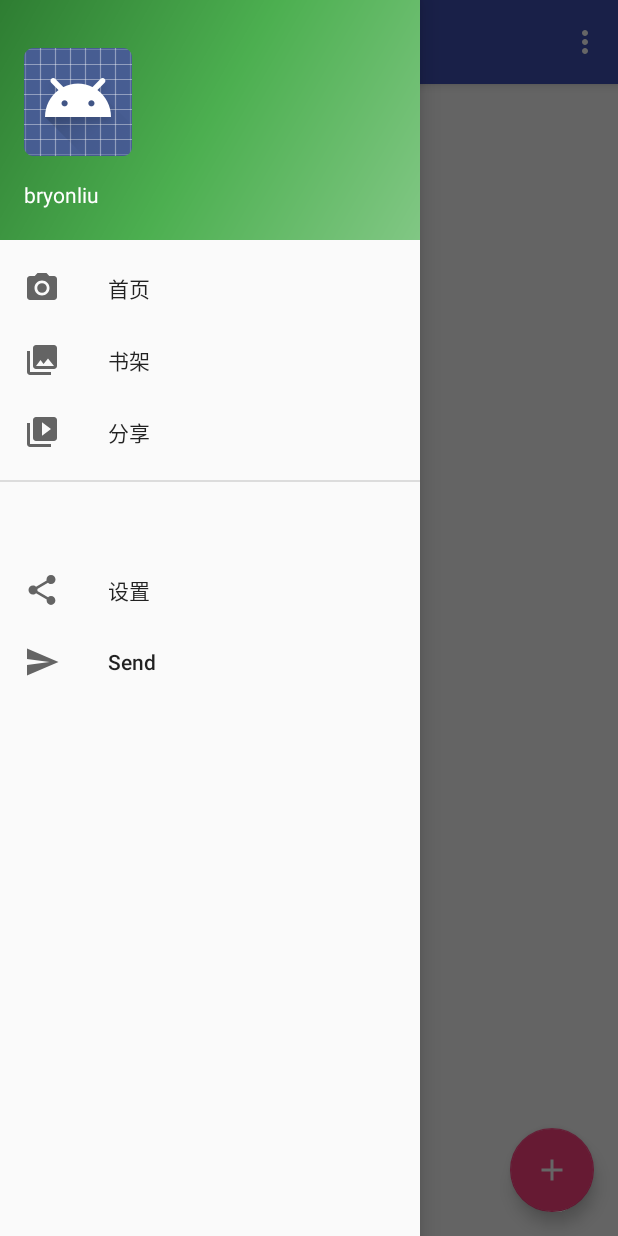
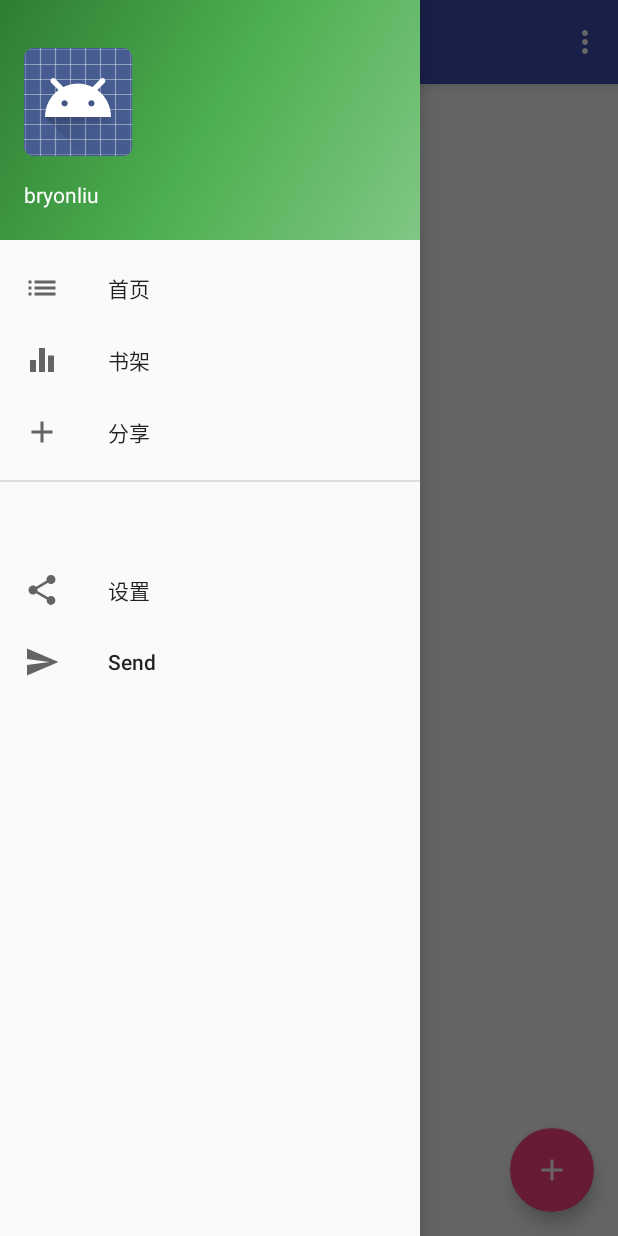
Before and after one commit to bryonliu/LR, an Android app: the screen it shows after launch (MainActivity), with the side drawer open, on a phone screen of 412 x 824 dp. Run offline under Robolectric (Android 15) with nearby library versions, the phone set to English and light mode, and no system bars.

Commit message:
add icon resouce

```diff
--- a/app/build.gradle
+++ b/app/build.gradle
@@ -6,7 +6,7 @@ android {
 
     defaultConfig {
         applicationId "com.top.bryon.lr"
-        minSdkVersion 15
+        minSdkVersion 21
         targetSdkVersion 22
         versionCode 1
         versionName "1.0"
--- /dev/null
+++ b/app/src/main/res/drawable/ic_bookshelf.xml
@@ -0,0 +1,9 @@
+<vector xmlns:android="http://schemas.android.com/apk/res/android"
+        android:width="24dp"
+        android:height="24dp"
+        android:viewportWidth="24.0"
+        android:viewportHeight="24.0">
+    <path
+        android:fillColor="@color/white_alpha"
+        android:pathData="M10,20h4V4h-4v16zm-6,0h4v-8H4v8zM16,9v11h4V9h-4z"/>
+</vector>
--- /dev/null
+++ b/app/src/main/res/drawable/ic_homepage.xml
@@ -0,0 +1,9 @@
+<vector xmlns:android="http://schemas.android.com/apk/res/android"
+        android:width="24dp"
+        android:height="24dp"
+        android:viewportWidth="24.0"
+        android:viewportHeight="24.0">
+    <path
+        android:fillColor="#FFFFFFFF"
+        android:pathData="M3,13h2v-2H3v2zm0,4h2v-2H3v2zm0,-8h2V7H3v2zm4,4h14v-2H7v2zm0,4h14v-2H7v2zM7,7v2h14V7H7z"/>
+</vector>
--- a/app/src/main/res/menu/activity_main_drawer.xml
+++ b/app/src/main/res/menu/activity_main_drawer.xml
@@ -4,15 +4,15 @@
     <group android:checkableBehavior="single">
         <item
             android:id="@+id/nav_homepage"
-            android:icon="@drawable/ic_menu_camera"
+            android:icon="@drawable/ic_homepage"
             android:title="@string/homepage" />
         <item
             android:id="@+id/nav_bookshelf"
-            android:icon="@drawable/ic_menu_gallery"
+            android:icon="@drawable/ic_bookshelf"
             android:title="@string/bookshelf" />
         <item
             android:id="@+id/nav_share"
-            android:icon="@drawable/ic_menu_slideshow"
+            android:icon="@drawable/ic_add_48dp"
             android:title="@string/share" />
     </group>
 
--- a/app/src/main/res/values/colors.xml
+++ b/app/src/main/res/values/colors.xml
@@ -6,4 +6,5 @@
     <color name="white">#FFFFFF</color>
     <color name="blue_light">#33B5E5</color>
     <color name="black">#000000</color>
+    <color name="white_alpha">#FFFFFFFF</color>
 </resources>
--- a/app/src/main/res/values/strings.xml
+++ b/app/src/main/res/values/strings.xml
@@ -3,7 +3,7 @@
     <string name="favrite">收藏</string>
     <string name="action_settings">设置</string>
     <string name="action_quit">退出</string>
-    <string name="title_activity_main">MainActivity</string>
+    <string name="title_activity_main">@string/app_name</string>
 
     <string name="navigation_drawer_open">Open navigation drawer</string>
     <string name="navigation_drawer_close">Close navigation drawer</string>
```
Also changed, not shown: app/src/main/res/drawable/ic_favorite.xml (added, +9 -0 lines), app/src/main/res/drawable/ic_search.xml (added, +9 -0 lines), app/src/main/res/drawable/ic_share.xml (added, +9 -0 lines).
